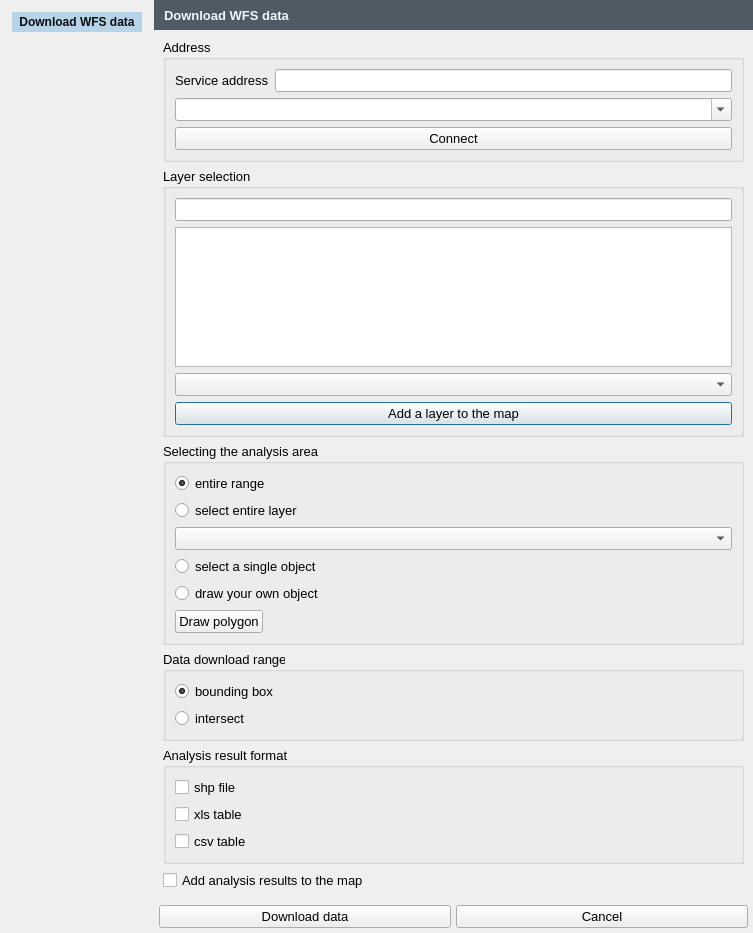
The window that wfs_dialog.ui (GIAPspzoo/GIAP_PolaMap_lite) describes before a commit, drawn with Qt 5.
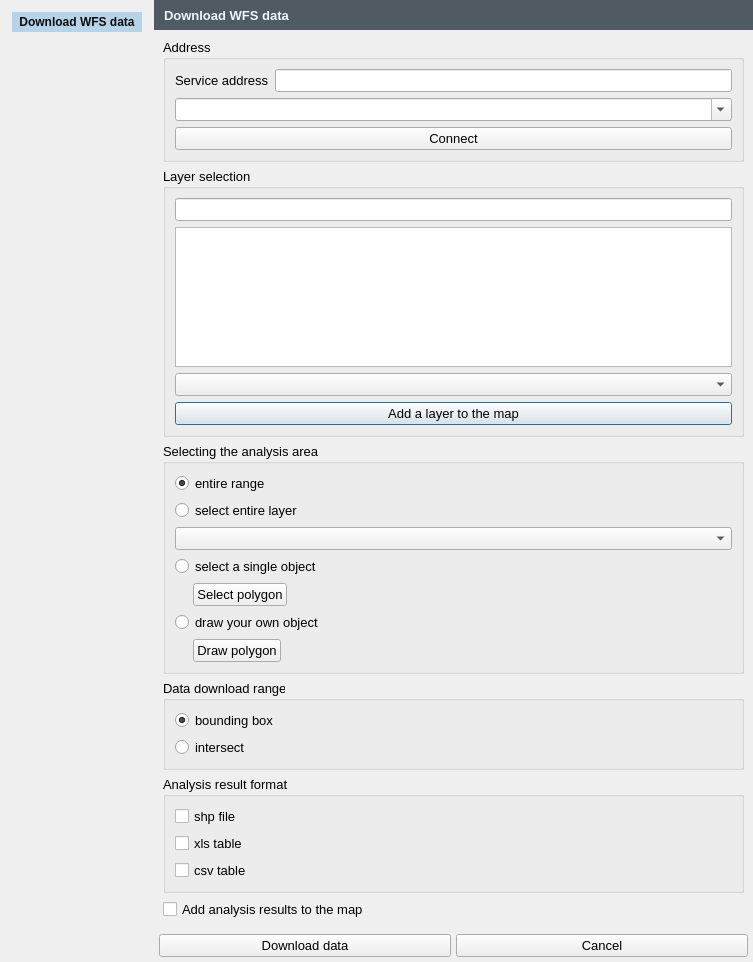
The same window after the commit. Icons and pictures are not drawn. Custom widgets are drawn as their Qt base class.

Patch:
```diff
--- a/wfs_dialog.ui
+++ b/wfs_dialog.ui
@@ -13,7 +13,7 @@
     <x>0</x>
     <y>0</y>
     <width>753</width>
-    <height>895</height>
+    <height>924</height>
    </rect>
   </property>
   <property name="sizePolicy">
@@ -367,6 +367,9 @@
              </item>
              <item row="10" column="0">
               <layout class="QHBoxLayout" name="horizontalLayout_2">
+               <property name="leftMargin">
+                <number>18</number>
+               </property>
                <item>
                 <widget class="QPushButton" name="drawPolygonButton">
                  <property name="enabled">
@@ -435,6 +438,36 @@
                </property>
               </widget>
              </item>
+             <item row="4" column="0">
+              <layout class="QHBoxLayout" name="horizontalLayout_3">
+               <property name="leftMargin">
+                <number>18</number>
+               </property>
+               <item>
+                <widget class="QPushButton" name="selectPolygonButton">
+                 <property name="enabled">
+                  <bool>true</bool>
+                 </property>
+                 <property name="text">
+                  <string>Select polygon</string>
+                 </property>
+                </widget>
+               </item>
+               <item>
+                <spacer name="horizontalSpacer_5">
+                 <property name="orientation">
+                  <enum>Qt::Horizontal</enum>
+                 </property>
+                 <property name="sizeHint" stdset="0">
+                  <size>
+                   <width>40</width>
+                   <height>20</height>
+                  </size>
+                 </property>
+                </spacer>
+               </item>
+              </layout>
+             </item>
             </layout>
            </widget>
           </item>
```
Left out of the diff: 20 changed lines with no effect on the pictures.
